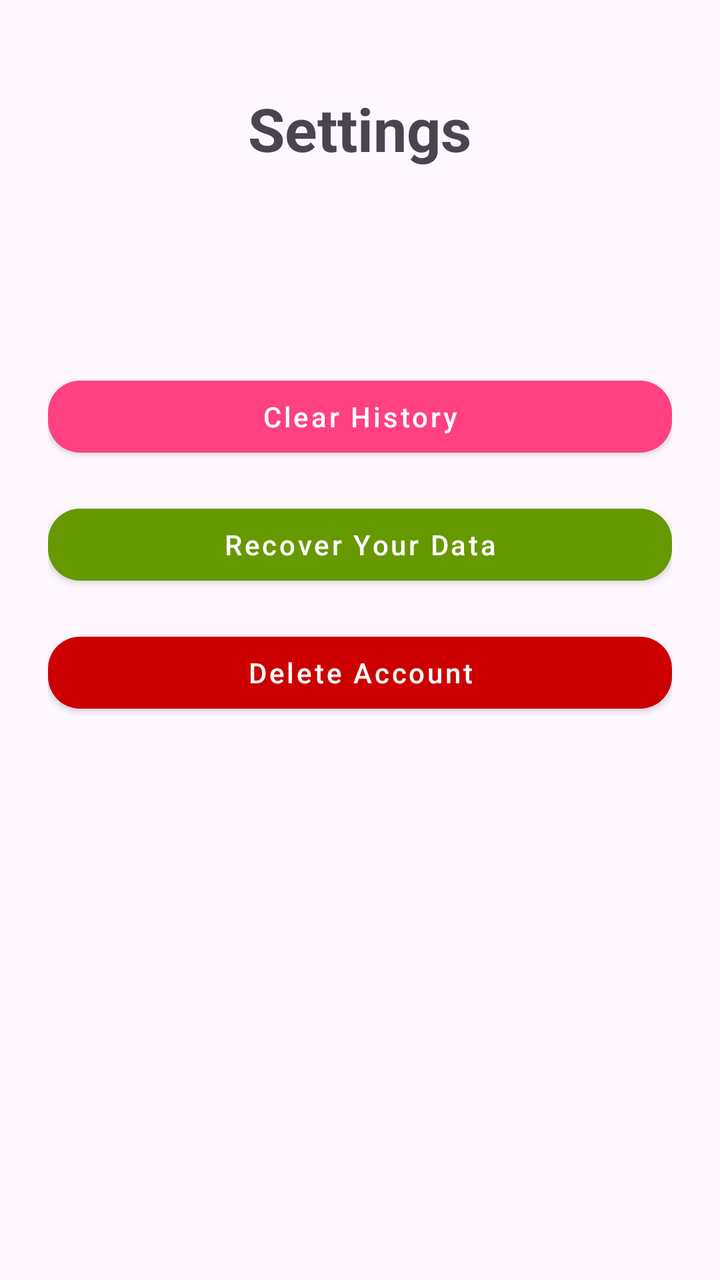
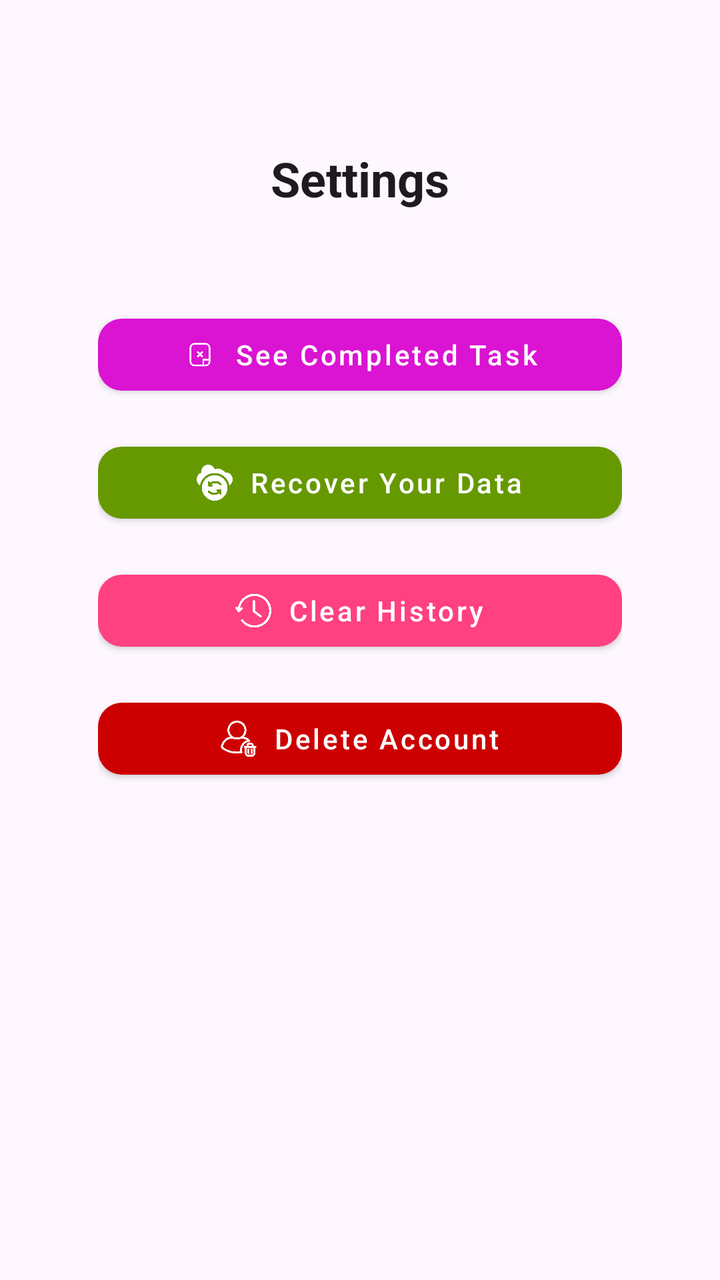

Before-and-after screenshots of an Android layout around one commit, followed by the original layout XML and the change that was made.
<!-- AndroidManifest.xml: application theme Theme.SpringToDo -->
<!-- res/layout/activity_setting.xml -->
<?xml version="1.0" encoding="utf-8"?>
<LinearLayout xmlns:android="http://schemas.android.com/apk/res/android"
    xmlns:app="http://schemas.android.com/apk/res-auto"
    xmlns:tools="http://schemas.android.com/tools"
    android:id="@+id/main"
    android:layout_width="match_parent"
    android:layout_height="match_parent"
    android:orientation="vertical"
    android:padding="24dp"
    android:gravity="center_horizontal"
    tools:context=".SettingActivity">

    <TextView
        android:layout_width="wrap_content"
        android:layout_height="wrap_content"
        android:text="Settings"
        android:textSize="30sp"
        android:textStyle="bold"
        android:layout_marginTop="20dp"
        android:layout_marginBottom="100dp"/>

    
    <com.google.android.material.button.MaterialButton
        android:id="@+id/button_delete_history"
        style="@style/Widget.MaterialComponents.Button"
        android:layout_width="match_parent"
        android:layout_height="wrap_content"
        android:layout_marginBottom="16dp"
        android:text="Clear History"
        android:textAllCaps="false"
        android:textColor="@android:color/white"
        app:backgroundTint="@color/colorAccent"
        app:cornerRadius="16dp" />

    
    <com.google.android.material.button.MaterialButton
        android:id="@+id/button_recovery_data"
        style="@style/Widget.MaterialComponents.Button"
        android:layout_width="match_parent"
        android:layout_height="wrap_content"
        android:layout_marginBottom="16dp"
        android:text="Recover Your Data"
        android:textAllCaps="false"
        android:textColor="@android:color/white"
        app:backgroundTint="@android:color/holo_green_dark"
        app:cornerRadius="16dp" />

    
    <com.google.android.material.button.MaterialButton
        android:id="@+id/button_delete_account"
        style="@style/Widget.MaterialComponents.Button"
        android:layout_width="match_parent"
        android:layout_height="wrap_content"
        android:layout_marginBottom="16dp"
        android:text="Delete Account"
        android:textAllCaps="false"
        android:textColor="@android:color/white"
        app:backgroundTint="@android:color/holo_red_dark"
        app:cornerRadius="16dp" />

    
    <ProgressBar
        android:id="@+id/progressBar"
        android:layout_width="wrap_content"
        android:layout_height="wrap_content"
        android:layout_marginTop="24dp"
        android:indeterminate="true"
        android:visibility="gone" />

</LinearLayout>
<!-- resources referenced by this layout -->
<resources>
  <color name="colorAccent">#FF4081</color>
  <style name="Theme.SpringToDo" parent="Base.Theme.SpringToDo" />
  <style name="Base.Theme.SpringToDo" parent="Theme.Material3.DayNight.NoActionBar">
          
          
      </style>
</resources>

<!-- the commit's change to res/layout/activity_setting.xml (unified diff, before → after) -->
@@ -1,70 +1,108 @@
 <?xml version="1.0" encoding="utf-8"?>
-<LinearLayout xmlns:android="http://schemas.android.com/apk/res/android"
+<ScrollView
+    xmlns:android="http://schemas.android.com/apk/res/android"
     xmlns:app="http://schemas.android.com/apk/res-auto"
     xmlns:tools="http://schemas.android.com/tools"
-    android:id="@+id/main"
     android:layout_width="match_parent"
     android:layout_height="match_parent"
-    android:orientation="vertical"
-    android:padding="24dp"
-    android:gravity="center_horizontal"
-    tools:context=".SettingActivity">
+    android:background="?android:colorBackground"
+    android:padding="25dp"
+    android:fillViewport="true">
 
-    <TextView
-        android:layout_width="wrap_content"
-        android:layout_height="wrap_content"
-        android:text="Settings"
-        android:textSize="30sp"
-        android:textStyle="bold"
-        android:layout_marginTop="20dp"
-        android:layout_marginBottom="100dp"/>
-
-    
-    <com.google.android.material.button.MaterialButton
-        android:id="@+id/button_delete_history"
-        style="@style/Widget.MaterialComponents.Button"
+    <LinearLayout
+        android:id="@+id/main"
         android:layout_width="match_parent"
         android:layout_height="wrap_content"
-        android:layout_marginBottom="16dp"
-        android:text="Clear History"
-        android:textAllCaps="false"
-        android:textColor="@android:color/white"
-        app:backgroundTint="@color/colorAccent"
-        app:cornerRadius="16dp" />
+        android:orientation="vertical"
+        android:paddingHorizontal="24dp"
+        android:paddingTop="48dp"
+        android:paddingBottom="32dp"
+        android:gravity="center_horizontal"
+        tools:context=".SettingActivity">
 
-    
-    <com.google.android.material.button.MaterialButton
-        android:id="@+id/button_recovery_data"
-        style="@style/Widget.MaterialComponents.Button"
-        android:layout_width="match_parent"
-        android:layout_height="wrap_content"
-        android:layout_marginBottom="16dp"
-        android:text="Recover Your Data"
-        android:textAllCaps="false"
-        android:textColor="@android:color/white"
-        app:backgroundTint="@android:color/holo_green_dark"
-        app:cornerRadius="16dp" />
+        
+        <TextView
+            android:layout_width="wrap_content"
+            android:layout_height="wrap_content"
+            android:text="Settings"
+            android:textAppearance="@style/TextAppearance.MaterialComponents.Headline5"
+            android:textStyle="bold"
+            android:layout_marginBottom="48dp"
+            android:textColor="?android:textColorPrimary" />
 
-    
-    <com.google.android.material.button.MaterialButton
-        android:id="@+id/button_delete_account"
-        style="@style/Widget.MaterialComponents.Button"
-        android:layout_width="match_parent"
-        android:layout_height="wrap_content"
-        android:layout_marginBottom="16dp"
-        android:text="Delete Account"
-        android:textAllCaps="false"
-        android:textColor="@android:color/white"
-        app:backgroundTint="@android:color/holo_red_dark"
-        app:cornerRadius="16dp" />
+        
+        <com.google.android.material.button.MaterialButton
+            android:id="@+id/button_delete_task_history"
+            style="@style/Widget.MaterialComponents.Button"
+            android:layout_width="match_parent"
+            android:layout_height="wrap_content"
+            android:layout_marginBottom="16dp"
+            android:text="See Completed Task"
+            android:textAllCaps="false"
+            android:textColor="@android:color/white"
+            app:backgroundTint="#DB13D2"
+            app:cornerRadius="12dp"
+            app:elevation="4dp"
+            app:iconGravity="textStart"
+            app:icon="@drawable/note"/>
 
-    
-    <ProgressBar
-        android:id="@+id/progressBar"
-        android:layout_width="wrap_content"
-        android:layout_height="wrap_content"
-        android:layout_marginTop="24dp"
-        android:indeterminate="true"
-        android:visibility="gone" />
+        
+        <com.google.android.material.button.MaterialButton
+            android:id="@+id/button_recovery_data"
+            style="@style/Widget.MaterialComponents.Button"
+            android:layout_width="match_parent"
+            android:layout_height="wrap_content"
+            android:layout_marginBottom="16dp"
+            android:text="Recover Your Data"
+            android:textAllCaps="false"
+            android:textColor="@android:color/white"
+            app:backgroundTint="@android:color/holo_green_dark"
+            app:cornerRadius="12dp"
+            app:elevation="4dp"
+            app:icon="@drawable/recovery"
+            app:iconGravity="textStart"/>
 
-</LinearLayout>
+        <com.google.android.material.button.MaterialButton
+            android:id="@+id/button_delete_history"
+            style="@style/Widget.MaterialComponents.Button"
+            android:layout_width="match_parent"
+            android:layout_height="wrap_content"
+            android:layout_marginBottom="16dp"
+            android:text="Clear History"
+            android:textAllCaps="false"
+            android:textColor="@android:color/white"
+            app:backgroundTint="@color/colorAccent"
+            app:cornerRadius="12dp"
+            app:elevation="4dp"
+            app:iconGravity="textStart"
+            app:icon="@drawable/history"/>
+
+
+        
+        <com.google.android.material.button.MaterialButton
+            android:id="@+id/button_delete_account"
+            style="@style/Widget.MaterialComponents.Button"
+            android:layout_width="match_parent"
+            android:layout_height="wrap_content"
+            android:layout_marginBottom="16dp"
+            android:text="Delete Account"
+            android:textAllCaps="false"
+            android:textColor="@android:color/white"
+            app:backgroundTint="@android:color/holo_red_dark"
+            app:cornerRadius="12dp"
+            app:elevation="4dp"
+            app:iconGravity="textStart"
+            app:icon="@drawable/delete_user"/>
+
+        
+        <ProgressBar
+            android:id="@+id/progressBar"
+            android:layout_width="wrap_content"
+            android:layout_height="wrap_content"
+            android:layout_marginTop="32dp"
+            android:layout_gravity="center"
+            android:indeterminate="true"
+            android:visibility="gone" />
+
+    </LinearLayout>
+</ScrollView>
<!-- resource entries referenced after the edit -->
@@ -1,6 +1,10 @@
 <!-- resources referenced by this layout -->
 <resources>
   <color name="colorAccent">#FF4081</color>
+  <!-- drawable delete_user: png bitmap (drawable, 17028 bytes) -->
+  <!-- drawable history: png bitmap (drawable, 14436 bytes) -->
+  <!-- drawable note: png bitmap (drawable, 6717 bytes) -->
+  <!-- drawable recovery: png bitmap (drawable, 18034 bytes) -->
   <style name="Theme.SpringToDo" parent="Base.Theme.SpringToDo" />
   <style name="Base.Theme.SpringToDo" parent="Theme.Material3.DayNight.NoActionBar">
           
